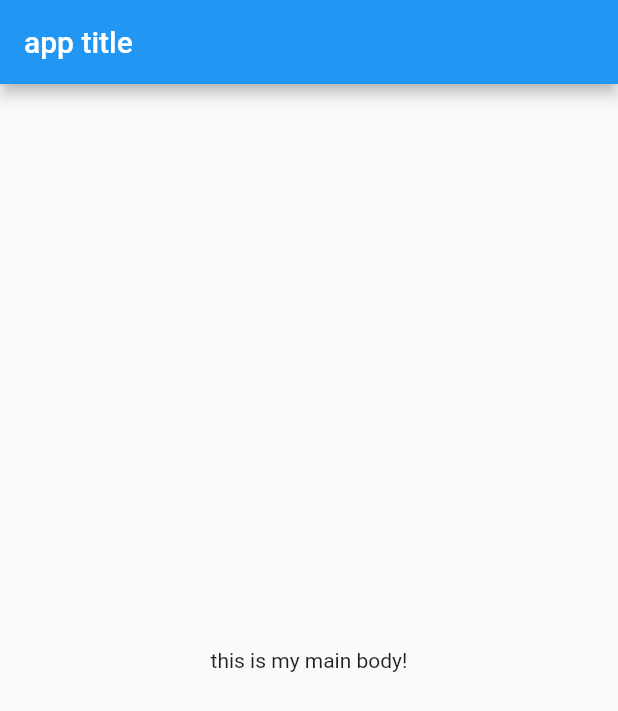
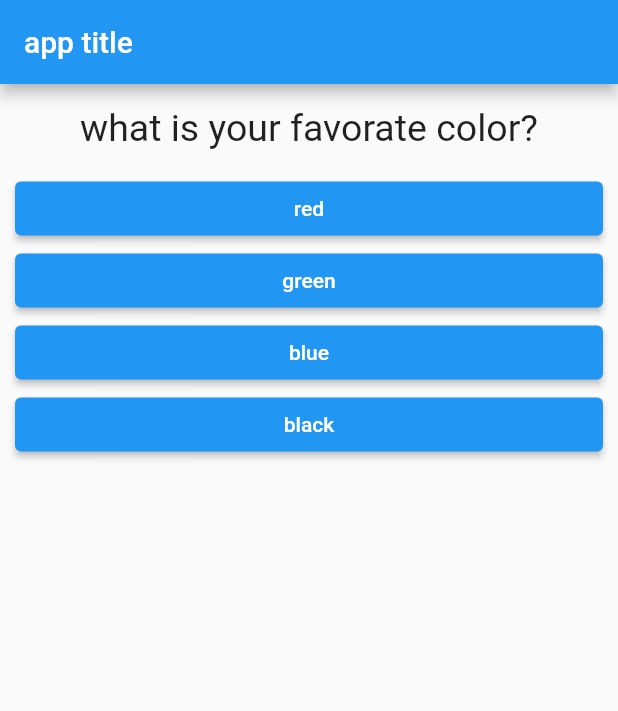
Before and after one commit to khld-musa/flutter-quiz-app, a Flutter app: the screen it shows after launch, on a phone screen of 412 x 824 dp. Shown: the top 711 px of the screen. Run offline on Flutter 3.47's test engine with Material 2 defaults, Android fonts, the phone set to English and light mode, and no system bars.

Commit message:
first commit

```diff
--- /dev/null
+++ b/lib/answer.dart
@@ -0,0 +1,20 @@
+import 'package:flutter/material.dart';
+
+class Answer extends StatelessWidget {
+  final selectHandler;
+  final String answerText;
+
+  Answer(this.selectHandler, this.answerText);
+
+  @override
+  Widget build(BuildContext context) {
+    return Container(
+      width: double.infinity,
+      margin: EdgeInsets.only(left: 10, right: 10),
+      child: ElevatedButton(
+        onPressed: selectHandler,
+        child: Text(answerText),
+      ),
+    );
+  }
+}
--- a/lib/main.dart
+++ b/lib/main.dart
@@ -1,11 +1,45 @@
+import 'package:first_app/answer.dart';
+import 'package:first_app/question.dart';
 import 'package:flutter/material.dart';
 
 void main() {
   runApp(const MyApp());
 }
 
-class MyApp extends StatelessWidget {
+class MyApp extends StatefulWidget {
   const MyApp({super.key});
+
+  @override
+  State<MyApp> createState() => _MyAppState();
+}
+
+class _MyAppState extends State<MyApp> {
+  final questions = [
+    {
+      'questionText': 'what is your favorate color?',
+      'answers': ['red', 'green', 'blue', 'black']
+    },
+    {
+      'questionText': 'what is your favorate animal?',
+      'answers': ['rabbit', 'snake', 'donkey', 'cat']
+    },
+    {
+      'questionText': 'what is your favorate foortball player?',
+      'answers': ['Rooney', 'Cr.Ronaldo', 'Nymar', 'Cavani']
+    },
+  ];
+
+  var _quesetionIndex = 0;
+
+  void _answerQuestion() {
+    if (_quesetionIndex < questions.length) {
+      setState(() {
+        _quesetionIndex = _quesetionIndex + 1;
+      });
+    }
+
+    print(_quesetionIndex);
+  }
 
   @override
   Widget build(BuildContext context) {
@@ -15,8 +49,16 @@ class MyApp extends StatelessWidget {
         appBar: AppBar(
           title: Text('app title'),
         ),
-        body: Center(
-          child: Text('this is my main body!'),
+        body: Column(
+          children: [
+            Question(
+              questions[_quesetionIndex]['questionText'] as String,
+            ),
+            ...(questions[_quesetionIndex]['answers'] as List<String>)
+                .map((answer) {
+              return Answer(_answerQuestion, answer);
+            }).toList()
+          ],
         ),
       ),
     );
--- /dev/null
+++ b/lib/question.dart
@@ -0,0 +1,20 @@
+import 'package:flutter/material.dart';
+
+class Question extends StatelessWidget {
+  String questionText;
+
+  Question(this.questionText);
+
+  @override
+  Widget build(BuildContext context) {
+    return Container(
+      width: double.infinity,
+      margin: EdgeInsets.all(15),
+      child: Text(
+        questionText,
+        style: TextStyle(fontSize: 25),
+        textAlign: TextAlign.center,
+      ),
+    );
+  }
+}
```
